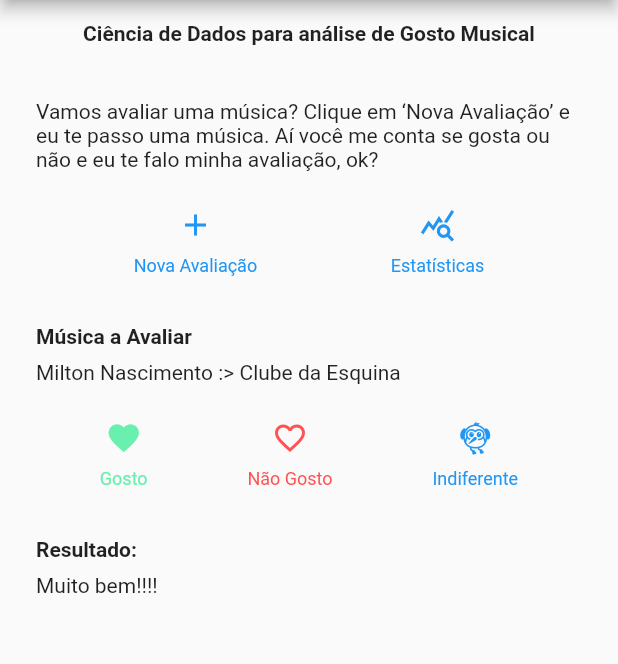
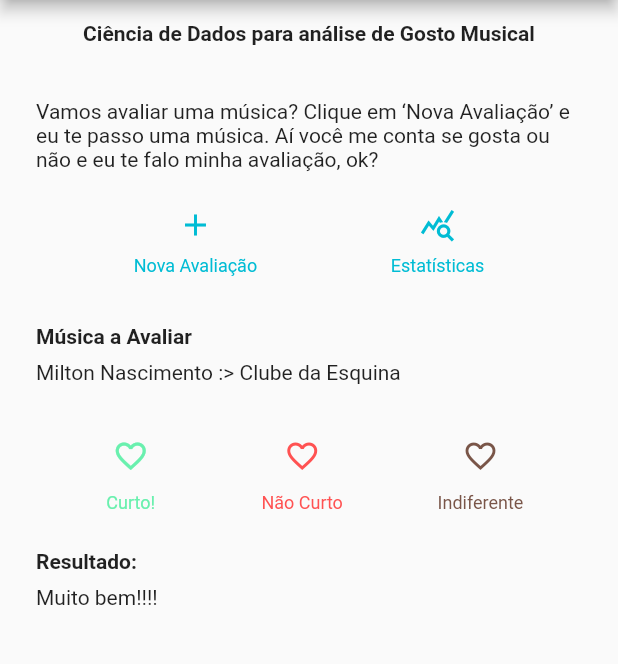
Before and after one commit to ArnaldoBichara/cliente-avaliamusica, a Flutter app: the screen it shows after launch, on a phone screen of 412 x 824 dp, the part 84-748 px from its top. Run offline on Flutter 3.47's test engine with Material 2 defaults, Android fonts, the phone set to English and light mode, and no system bars.

Commit message:
botões gerando ações

```diff
--- a/lib/main.dart
+++ b/lib/main.dart
@@ -1,17 +1,113 @@
 import 'package:flutter/material.dart';
 
 void main() {
-  runApp(const AvaliaMusica());
+  runApp(const MyApp());
 }
 
-class AvaliaMusica extends StatelessWidget {
-  const AvaliaMusica({Key? key}) : super(key: key);
+Column _buildButtonColumn(String texto, Color cor, bool botaoEstaSelecionado,
+    IconData iconeSelec, IconData iconeNaoSelec, var funcaoAChamar) {
+  return Column(
+    mainAxisSize: MainAxisSize.min,
+    mainAxisAlignment: MainAxisAlignment.center,
+    children: [
+      IconButton(
+        icon: (botaoEstaSelecionado ? Icon(iconeSelec) : Icon(iconeNaoSelec)),
+        color: cor,
+        onPressed: funcaoAChamar,
+      ),
+      Text(
+        texto,
+        style: TextStyle(
+          fontSize: 12,
+          fontWeight: FontWeight.w400,
+          color: cor,
+        ),
+      ),
+      //),
+    ],
+  );
+}
 
-  // This widget is the root of your application.
+class MyApp extends StatelessWidget {
+  const MyApp({Key? key}) : super(key: key);
+  @override
+  Widget build(BuildContext context) {
+    return MaterialApp(
+      title: 'Avalia Música',
+      theme: ThemeData(
+        primarySwatch: Colors.cyan,
+      ),
+      home: const MyHomePage(title: 'Avalia Música'),
+    );
+  }
+}
+
+class MyHomePage extends StatefulWidget {
+  const MyHomePage({Key? key, required this.title}) : super(key: key);
+  final String title;
+  @override
+  State<MyHomePage> createState() => _MyHomePageState();
+}
+
+class _MyHomePageState extends State<MyHomePage> {
+  bool _boolCurteAMusica = false;
+  void _botaoCurteAcionado() {
+    setState(() {
+      if (_boolCurteAMusica) {
+        _boolCurteAMusica = false;
+      } else {
+        _boolCurteAMusica = true;
+      }
+    });
+  }
+
+  bool _boolNaoCurteAMusica = false;
+  void _botaoNaoCurteAcionado() {
+    setState(() {
+      if (_boolNaoCurteAMusica) {
+        _boolNaoCurteAMusica = false;
+      } else {
+        _boolNaoCurteAMusica = true;
+      }
+    });
+  }
+
+  bool _boolIndiferenteAMusica = false;
+  void _botaoIndiferenteAcionado() {
+    setState(() {
+      if (_boolIndiferenteAMusica) {
+        _boolIndiferenteAMusica = false;
+      } else {
+        _boolIndiferenteAMusica = true;
+      }
+    });
+  }
+
+  bool _boolAvaliarMus = false;
+  void _botaoAvaliarMusAcionado() {
+    setState(() {
+      if (_boolAvaliarMus) {
+        _boolAvaliarMus = false;
+      } else {
+        _boolAvaliarMus = true;
+      }
+    });
+  }
+
+  bool _boolGetStats = false;
+  void _botaoEstatsAcionado() {
+    setState(() {
+      if (_boolGetStats) {
+        _boolGetStats = false;
+      } else {
+        _boolGetStats = true;
+      }
+    });
+  }
+
   @override
   Widget build(BuildContext context) {
     Color color = Theme.of(context).primaryColor;
-
     Widget regiaoDoTitulo = Container(
       padding: const EdgeInsets.all(12),
       child: Column(
@@ -29,7 +125,6 @@
         ],
       ),
     );
-
     Widget regiaoMsgExplicativa = const Padding(
       padding: EdgeInsets.all(24),
       child: Text(
@@ -39,21 +134,22 @@
         softWrap: true,
       ),
     );
-
     Widget regiaoDosBotoesDeEscolha = Row(
       mainAxisAlignment: MainAxisAlignment.spaceEvenly,
       children: [
-        _buildButtonColumn(Colors.greenAccent, Icons.favorite, 'Gosto'),
-        _buildButtonColumn(
-            Colors.redAccent, Icons.favorite_border, 'Não Gosto'),
-        _buildButtonColumn(color, Icons.flutter_dash, 'Indiferente'),
+        _buildButtonColumn('Curto!', Colors.greenAccent, _boolCurteAMusica,
+            Icons.favorite, Icons.favorite_border, _botaoCurteAcionado),
+        _buildButtonColumn('Não Curto', Colors.redAccent, _boolNaoCurteAMusica,
+            Icons.favorite, Icons.favorite_border, _botaoNaoCurteAcionado),
+        _buildButtonColumn('Indiferente', Colors.brown, _boolIndiferenteAMusica,
+            Icons.favorite, Icons.favorite_border, _botaoIndiferenteAcionado),
       ],
     );
     Widget regiaoDosBotoesDeAcao = Row(
       mainAxisAlignment: MainAxisAlignment.spaceEvenly,
       children: [
-        _buildButtonColumn(color, Icons.add, 'Nova Avaliação'),
-        _buildButtonColumn(color, Icons.query_stats, 'Estatísticas'),
+        _buildButtonColumn1(color, Icons.add, 'Nova Avaliação'),
+        _buildButtonColumn1(color, Icons.query_stats, 'Estatísticas'),
       ],
     );
     Widget regiaoNomeDaMusica = Container(
@@ -83,7 +179,6 @@
         ],
       ),
     );
-
     Widget regiaoMsgResultado = Container(
       padding: const EdgeInsets.all(24),
       child: Row(
@@ -137,7 +232,7 @@
   }
 }
 
-Column _buildButtonColumn(Color color, IconData icon, String label) {
+Column _buildButtonColumn1(Color color, IconData icon, String label) {
   return Column(
     mainAxisSize: MainAxisSize.min,
     mainAxisAlignment: MainAxisAlignment.center,
@@ -157,93 +252,3 @@
     ],
   );
 }
-
-class MinhaHomePage extends StatefulWidget {
-  const MinhaHomePage({Key? key, required this.title}) : super(key: key);
-
-  // This widget is the home page of your application. It is stateful, meaning
-  // that it has a State object (defined below) that contains fields that affect
-  // how it looks.
-
-  // This class is the configuration for the state. It holds the values (in this
-  // case the title) provided by the parent (in this case the App widget) and
-  // used by the build method of the State. Fields in a Widget subclass are
-  // always marked "final".
-
-  final String title;
-
-  @override
-  State<MinhaHomePage> createState() => _MinhaHomePageState();
-}
-
-class _MinhaHomePageState extends State<MinhaHomePage> {
-  int _counter = 0;
-  String linha1 = "minha primeira linha:";
-  String linha2 = "minha segunda linha:";
-
-  void _incrementCounter() {
-    setState(() {
-      // This call to setState tells the Flutter framework that something has
-      // changed in this State, which causes it to rerun the build method below
-      // so that the display can reflect the updated values. If we changed
-      // _counter without calling setState(), then the build method would not be
-      // called again, and so nothing would appear to happen.
-      _counter++;
-    });
-  }
-
-  @override
-  Widget build(BuildContext context) {
-    // This method is rerun every time setState is called, for instance as done
-    // by the _incrementCounter method above.
-    //
-    // The Flutter framework has been optimized to make rerunning build methods
-    // fast, so that you can just rebuild anything that needs updating rather
-    // than having to individually change instances of widgets.
-    return Scaffold(
-      appBar: AppBar(
-        // Here we take the value from the MinhaHomePage object that was created by
-        // the App.build method, and use it to set our appbar title.
-        title: Text(widget.title),
-      ),
-      body: Center(
-        // Center is a layout widget. It takes a single child and positions it
-        // in the middle of the parent.
-        child: Column(
-          // Column is also a layout widget. It takes a list of children and
-          // arranges them vertically. By default, it sizes itself to fit its
-          // children horizontally, and tries to be as tall as its parent.
-          //
-          // Invoke "debug painting" (press "p" in the console, choose the
-          // "Toggle Debug Paint" action from the Flutter Inspector in Android
-          // Studio, or the "Toggle Debug Paint" command in Visual Studio Code)
-          // to see the wireframe for each widget.
-          //
-          // Column has various properties to control how it sizes itself and
-          // how it positions its children. Here we use mainAxisAlignment to
-          // center the children vertically; the main axis here is the vertical
-          // axis because Columns are vertical (the cross axis would be
-          // horizontal).
-          mainAxisAlignment: MainAxisAlignment.center,
-          children: <Widget>[
-            Text(
-              linha1,
-            ),
-            Text(
-              linha2,
-            ),
-            Text(
-              '$_counter',
-              style: Theme.of(context).textTheme.headline4,
-            ),
-          ],
-        ),
-      ),
-      floatingActionButton: FloatingActionButton(
-        onPressed: _incrementCounter,
-        tooltip: 'Increment',
-        child: const Icon(Icons.add),
-      ), // This trailing comma makes auto-formatting nicer for build methods.
-    );
-  }
-}
```
